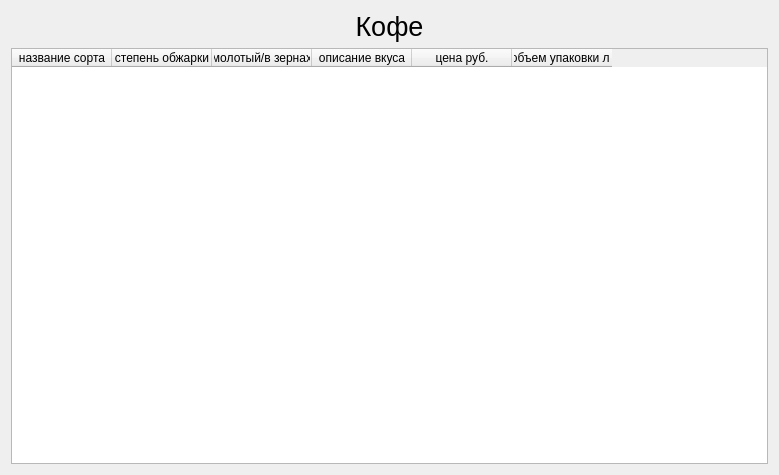
austiniar/Coffee, file main.ui: the form before one commit.
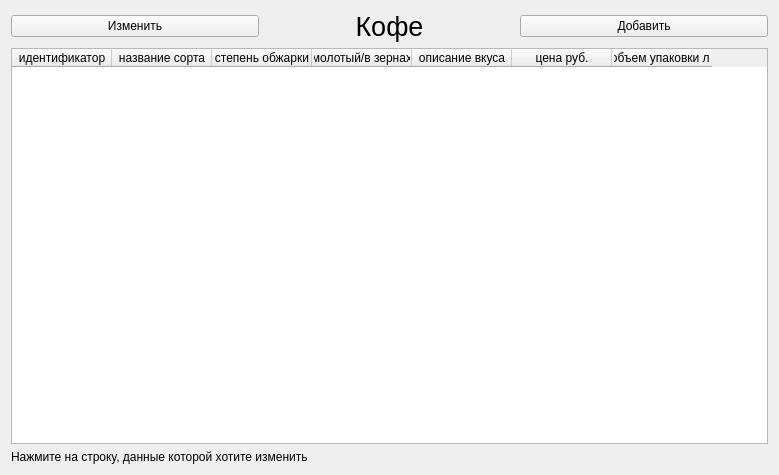
The form after the commit.

Commit message: Add opportunity to add new items into table and change existing, add ui of form that provide changes

What changed in the file:
```diff
--- a/main.ui
+++ b/main.ui
@@ -14,23 +14,13 @@
    <string>Form</string>
   </property>
   <layout class="QGridLayout" name="gridLayout">
-   <item row="0" column="0">
-    <widget class="QLabel" name="label">
-     <property name="font">
-      <font>
-       <pointsize>20</pointsize>
-      </font>
-     </property>
-     <property name="text">
-      <string>Кофе</string>
-     </property>
-     <property name="alignment">
-      <set>Qt::AlignCenter</set>
-     </property>
-    </widget>
-   </item>
-   <item row="1" column="0">
+   <item row="3" column="1">
     <widget class="QTableWidget" name="table">
+     <column>
+      <property name="text">
+       <string>идентификатор</string>
+      </property>
+     </column>
      <column>
       <property name="text">
        <string>название сорта</string>
@@ -63,6 +53,46 @@
      </column>
     </widget>
    </item>
+   <item row="0" column="1">
+    <layout class="QHBoxLayout" name="horizontalLayout">
+     <item>
+      <widget class="QPushButton" name="update">
+       <property name="text">
+        <string>Изменить</string>
+       </property>
+      </widget>
+     </item>
+     <item>
+      <widget class="QLabel" name="label">
+       <property name="font">
+        <font>
+         <pointsize>20</pointsize>
+        </font>
+       </property>
+       <property name="text">
+        <string>Кофе</string>
+       </property>
+       <property name="alignment">
+        <set>Qt::AlignCenter</set>
+       </property>
+      </widget>
+     </item>
+     <item>
+      <widget class="QPushButton" name="create">
+       <property name="text">
+        <string>Добавить</string>
+       </property>
+      </widget>
+     </item>
+    </layout>
+   </item>
+   <item row="4" column="1">
+    <widget class="QLabel" name="tip">
+     <property name="text">
+      <string>Нажмите на строку, данные которой хотите изменить</string>
+     </property>
+    </widget>
+   </item>
   </layout>
  </widget>
  <resources/>
```
The commit also changes 3 other files.
